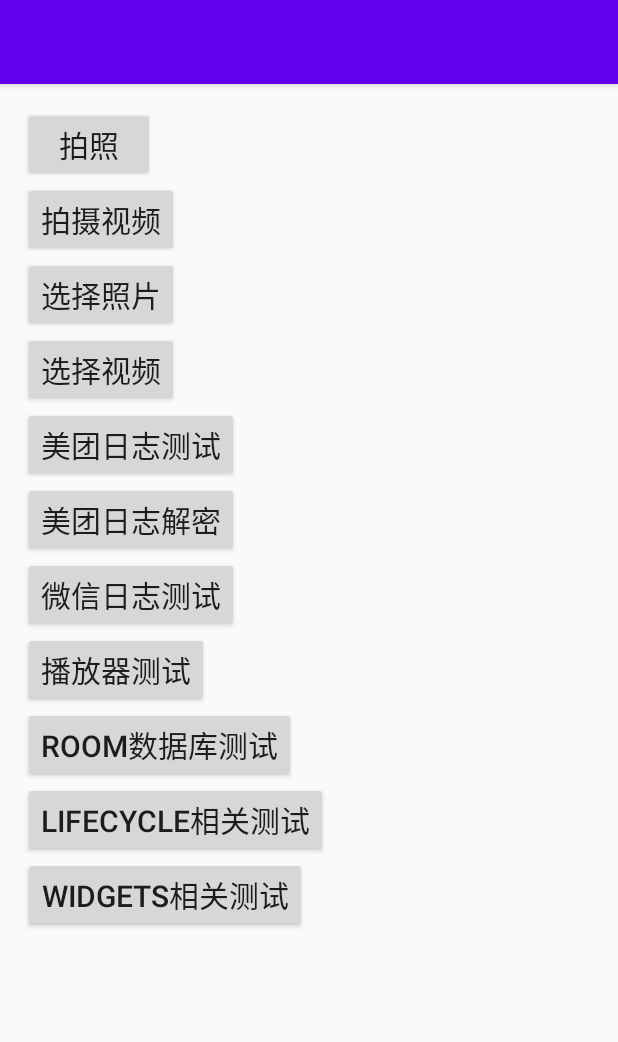
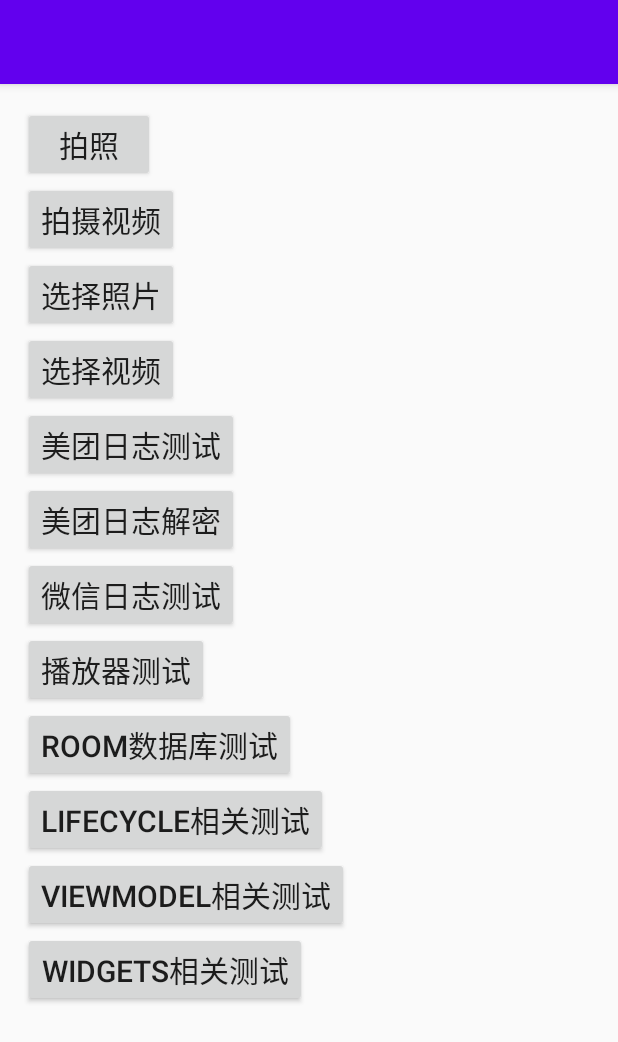
Before and after one commit to angelsusu/android_demo, an Android app: the screen it shows after launch (MainActivity), on a phone screen of 412 x 824 dp. Shown: the top 1042 px of the screen. Run offline under Robolectric (Android 15) with nearby library versions, the phone set to English and light mode, and no system bars; libraries missing offline, so code that uses them is left out: com.dianping.logan, com.tencent.mars.

Commit message:
添加viewModel测试用例

```diff
--- a/app/src/main/AndroidManifest.xml
+++ b/app/src/main/AndroidManifest.xml
@@ -29,6 +29,7 @@
         <activity android:name=".room.RoomTestActivity"/>
         <activity android:name=".lifecycle.LifecycleTestActivity"/>
         <activity android:name=".widgets.WidgetsTestActivity"/>
+        <activity android:name=".viewmodel.ViewModelTestActivity"/>
     </application>
 
 </manifest>
--- a/app/src/main/res/layout/activity_main.xml
+++ b/app/src/main/res/layout/activity_main.xml
@@ -85,6 +85,13 @@
             android:textSize="20sp"
             android:text="lifecycle相关测试" />
 
+        <Button
+            android:id="@+id/btn_viewModel_test"
+            android:layout_width="wrap_content"
+            android:layout_height="wrap_content"
+            android:textSize="20sp"
+            android:text="viewModel相关测试" />
+
 
         <Button
             android:id="@+id/btn_widgets_test"
```
Also changed, not shown: app/build.gradle (+12 -0 lines), app/src/main/java/com/example/test/Extension.kt (added, +18 -0 lines), app/src/main/java/com/example/test/MainActivity.kt (+4 -0 lines), app/src/main/java/com/example/test/viewmodel/MyViewModel.kt (added, +18 -0 lines), app/src/main/java/com/example/test/viewmodel/ViewModelTestActivity.kt (added, +67 -0 lines), app/src/main/res/layout/activity_viewmodel_test.xml (added, +18 -0 lines).
